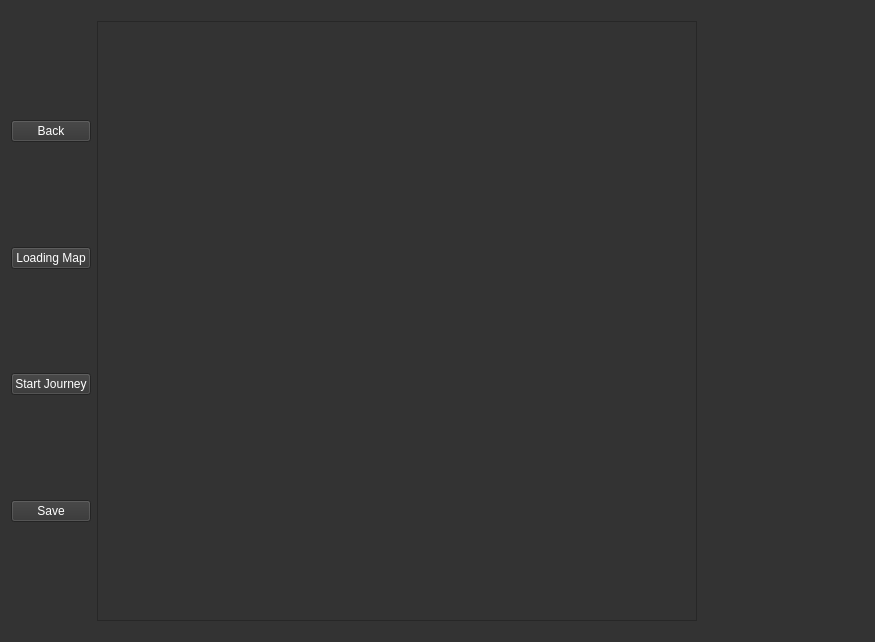
The window that ui/interfaceRoute.ui (woofiwaffle/Route-Map) describes before a commit, drawn with Qt 5.
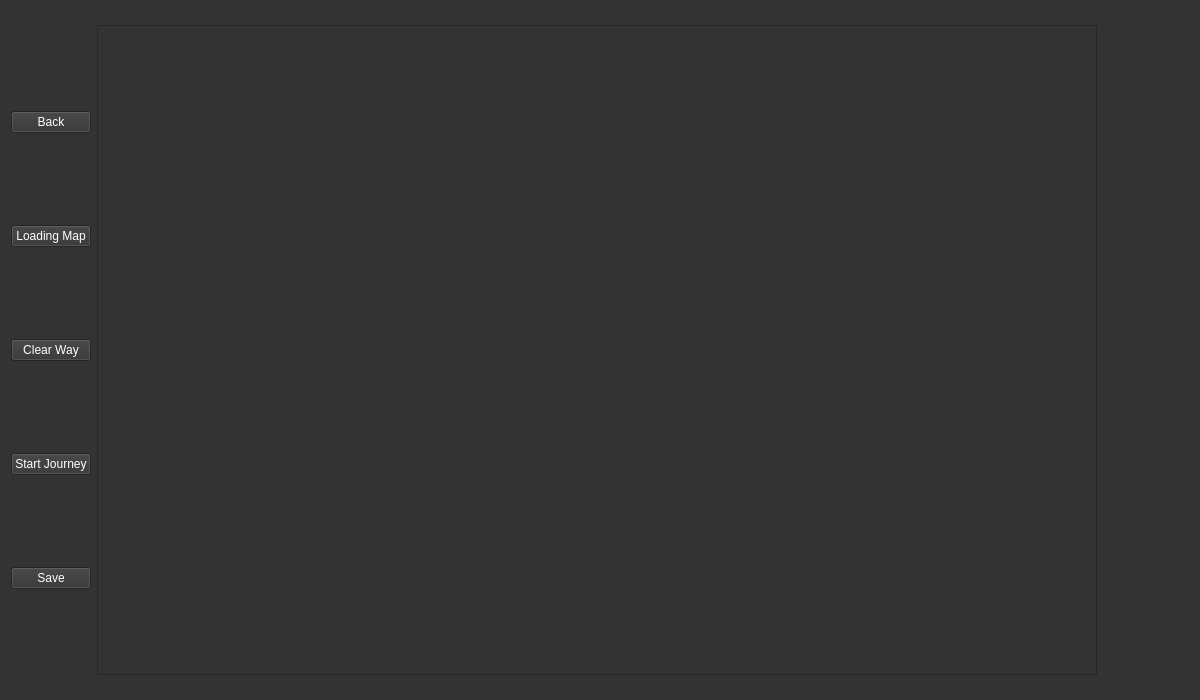
The same window after the commit.

```diff
--- a/ui/interfaceRoute.ui
+++ b/ui/interfaceRoute.ui
@@ -6,14 +6,14 @@
    <rect>
     <x>0</x>
     <y>0</y>
-    <width>875</width>
-    <height>642</height>
+    <width>1200</width>
+    <height>700</height>
    </rect>
   </property>
   <property name="minimumSize">
    <size>
-    <width>600</width>
-    <height>600</height>
+    <width>1000</width>
+    <height>650</height>
    </size>
   </property>
   <property name="windowTitle">
@@ -27,33 +27,6 @@
   <layout class="QFormLayout" name="formLayout">
    <item row="0" column="0">
     <layout class="QGridLayout" name="gridLayout">
-     <item row="9" column="1">
-      <spacer name="verticalSpacer_3">
-       <property name="orientation">
-        <enum>Qt::Vertical</enum>
-       </property>
-       <property name="sizeHint" stdset="0">
-        <size>
-         <width>20</width>
-         <height>40</height>
-        </size>
-       </property>
-      </spacer>
-     </item>
-     <item row="4" column="1">
-      <widget class="QPushButton" name="button_LoadingMap">
-       <property name="text">
-        <string>Loading Map</string>
-       </property>
-      </widget>
-     </item>
-     <item row="11" column="1">
-      <widget class="QPushButton" name="button_Save">
-       <property name="text">
-        <string>Save</string>
-       </property>
-      </widget>
-     </item>
      <item row="6" column="1">
       <spacer name="verticalSpacer">
        <property name="orientation">
@@ -81,9 +54,16 @@
       </spacer>
      </item>
      <item row="7" column="1">
-      <widget class="QPushButton" name="button_StartJourney">
+      <widget class="QPushButton" name="button_ClearWay">
        <property name="text">
-        <string>Start Journey</string>
+        <string>Clear Way</string>
+       </property>
+      </widget>
+     </item>
+     <item row="4" column="1">
+      <widget class="QPushButton" name="button_LoadingMap">
+       <property name="text">
+        <string>Loading Map</string>
        </property>
       </widget>
      </item>
@@ -94,18 +74,25 @@
        </property>
       </widget>
      </item>
+     <item row="11" column="1">
+      <spacer name="verticalSpacer_3">
+       <property name="orientation">
+        <enum>Qt::Vertical</enum>
+       </property>
+       <property name="sizeHint" stdset="0">
+        <size>
+         <width>20</width>
+         <height>40</height>
+        </size>
+       </property>
+      </spacer>
+     </item>
      <item row="13" column="1">
-      <spacer name="verticalSpacer_5">
-       <property name="orientation">
-        <enum>Qt::Vertical</enum>
+      <widget class="QPushButton" name="button_Save">
+       <property name="text">
+        <string>Save</string>
        </property>
-       <property name="sizeHint" stdset="0">
-        <size>
-         <width>20</width>
-         <height>40</height>
-        </size>
-       </property>
-      </spacer>
+      </widget>
      </item>
      <item row="3" column="1">
       <spacer name="verticalSpacer_6">
@@ -120,6 +107,52 @@
        </property>
       </spacer>
      </item>
+     <item row="15" column="1">
+      <spacer name="verticalSpacer_5">
+       <property name="orientation">
+        <enum>Qt::Vertical</enum>
+       </property>
+       <property name="sizeHint" stdset="0">
+        <size>
+         <width>20</width>
+         <height>40</height>
+        </size>
+       </property>
+      </spacer>
+     </item>
+     <item row="9" column="1">
+      <widget class="QPushButton" name="button_StartJourney">
+       <property name="text">
+        <string>Start Journey</string>
+       </property>
+      </widget>
+     </item>
+     <item row="1" column="1">
+      <spacer name="verticalSpacer_4">
+       <property name="orientation">
+        <enum>Qt::Vertical</enum>
+       </property>
+       <property name="sizeHint" stdset="0">
+        <size>
+         <width>20</width>
+         <height>40</height>
+        </size>
+       </property>
+      </spacer>
+     </item>
+     <item row="8" column="1">
+      <spacer name="verticalSpacer_2">
+       <property name="orientation">
+        <enum>Qt::Vertical</enum>
+       </property>
+       <property name="sizeHint" stdset="0">
+        <size>
+         <width>20</width>
+         <height>40</height>
+        </size>
+       </property>
+      </spacer>
+     </item>
     </layout>
    </item>
    <item row="0" column="1">
@@ -129,8 +162,8 @@
      </property>
      <property name="minimumSize">
       <size>
-       <width>600</width>
-       <height>600</height>
+       <width>1000</width>
+       <height>650</height>
       </size>
      </property>
      <property name="maximumSize">
```
Left out of the diff: 13 changed lines with no effect on the pictures.
